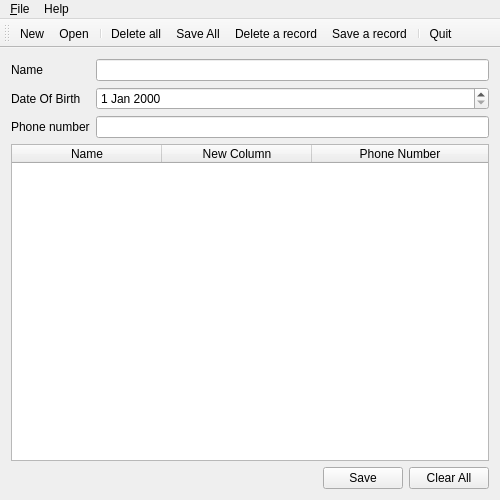
Mahbodbe/Learning-Qt, file showcase-projects/record-management-system/MainWindow.ui: the form before one commit.
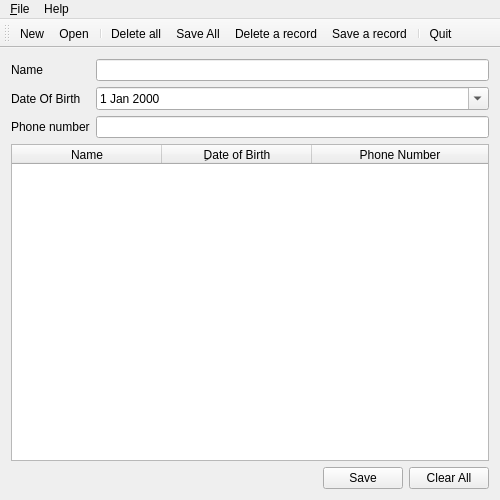
The form after the commit. Icons and pictures are not drawn.

What changed in the file:
```diff
--- a/showcase-projects/record-management-system/MainWindow.ui
+++ b/showcase-projects/record-management-system/MainWindow.ui
@@ -85,6 +85,9 @@
         <property name="frame">
          <bool>true</bool>
         </property>
+        <property name="calendarPopup">
+         <bool>true</bool>
+        </property>
        </widget>
       </item>
       <item row="0" column="1">
@@ -151,7 +154,7 @@
       </column>
       <column>
        <property name="text">
-        <string>New Column</string>
+        <string>ِDate of Birth</string>
        </property>
       </column>
       <column>
```
Left out of the diff: 10 changed lines with no effect on the pictures.
